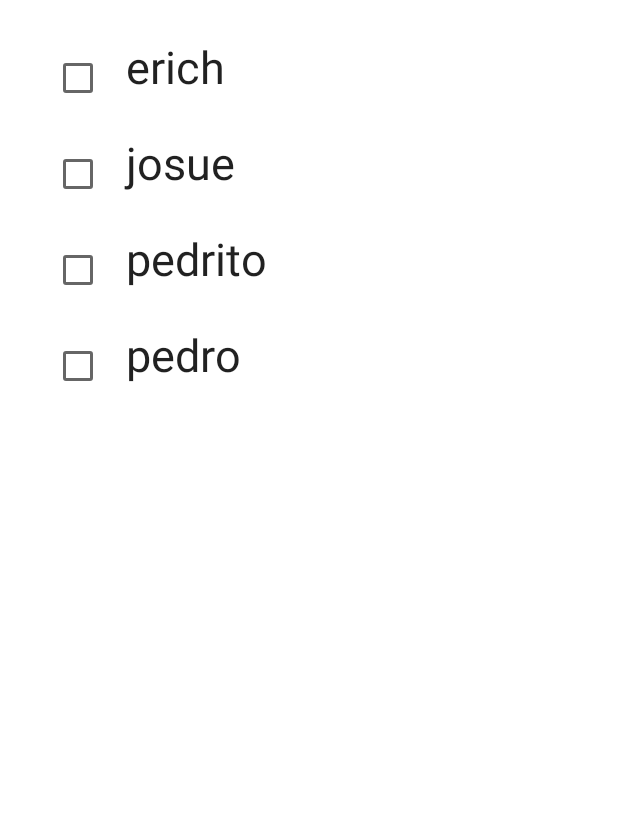
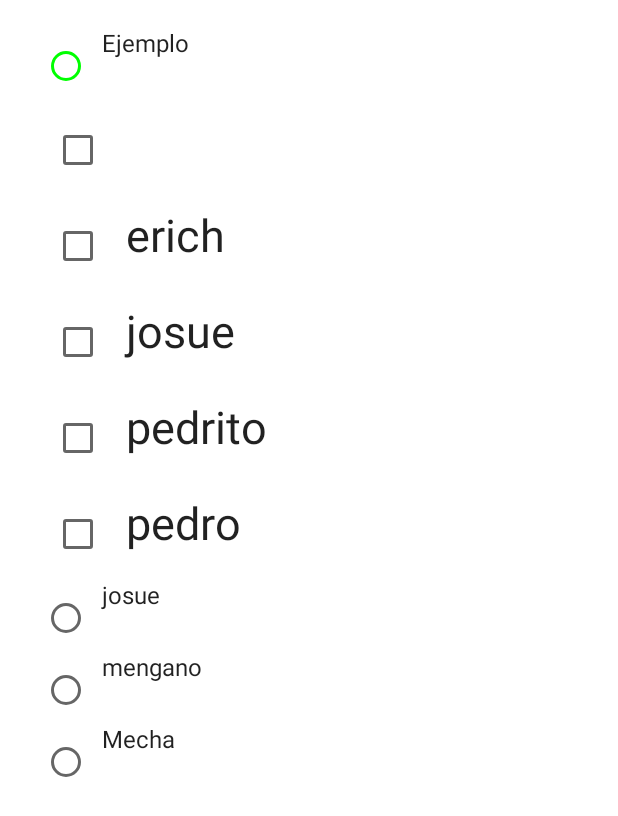
Before and after one commit to ErichSchnell/udemyKotlinComponentsCatalog, an Android app built with Jetpack Compose: the screen it shows after launch (MainActivity), on a phone screen of 412 x 824 dp. Shown: the top 816 px of the screen. Run offline under Robolectric (Android 15) with nearby library versions, the phone set to English and light mode, and no system bars.

Commit message:
RadioButton
Se hizo algunas estructuras simples y otras mas pro para hacer listados

estas formas "pro" se llaman "State hoisting" y usamos kotlin
esto se aplica tanto para CheckBox ocmo RadioButtons

```diff
--- a/app/src/main/java/com/example/jetpackcomponentscatalog/MainActivity.kt
+++ b/app/src/main/java/com/example/jetpackcomponentscatalog/MainActivity.kt
@@ -23,6 +23,7 @@ import androidx.compose.ui.graphics.vector.ImageVector
 import androidx.compose.ui.layout.ContentScale
 import androidx.compose.ui.modifier.modifierLocalConsumer
 import androidx.compose.ui.res.painterResource
+import androidx.compose.ui.state.ToggleableState
 import androidx.compose.ui.text.TextStyle
 import androidx.compose.ui.text.font.FontFamily
 import androidx.compose.ui.text.font.FontWeight
@@ -31,6 +32,7 @@ import androidx.compose.ui.tooling.preview.Preview
 import androidx.compose.ui.unit.dp
 import androidx.compose.ui.unit.sp
 import com.example.jetpackcomponentscatalog.ui.theme.CheckInfo
+import com.example.jetpackcomponentscatalog.ui.theme.CheckRadioButton
 import com.example.jetpackcomponentscatalog.ui.theme.JetpackComponentsCatalogTheme
 
 class MainActivity : ComponentActivity() {
@@ -43,18 +45,41 @@ class MainActivity : ComponentActivity() {
                     modifier = Modifier.fillMaxSize(), color = MaterialTheme.colors.background
                 ) {
                     val myOptions = getListBox(listOf("erich","josue","pedrito"))
-                    Column(Modifier.fillMaxSize().padding(20.dp)) {
+                    val myOptionsRadioButton = getListRadioButton(listOf("josue","mengano","Mecha"))
+
+                    Column(
+                        Modifier
+                            .fillMaxSize()
+                            .padding(20.dp)) {
+
+                        MyRadioButton()
+                        MyTriStateCheckBoxList()
+
 
                         myOptions.forEach {
                             MyCheckBoxList(it)
                         }
-
                         MyCheckBoxWithText("pedro")
 
+                        myOptionsRadioButton.forEach {
+                            MyRadioButtonList(checkRadioButton = it)
+                        }
                     }
                 }
             }
         }
+    }
+}
+
+@Composable
+fun getListRadioButton(titles:List<String>):List<CheckRadioButton> {
+    var status by rememberSaveable { mutableStateOf("") }
+    return titles.map {
+        CheckRadioButton(
+            title = it,
+            selected = status == it,
+            onCheckedChange = { status = it }
+        )
     }
 }
 
@@ -79,7 +104,47 @@ fun DefaultPreview() {
     }
 }
 
+@Composable
+fun MyRadioButtonList(checkRadioButton: CheckRadioButton){
+    Row() {
+        RadioButton(selected = checkRadioButton.selected, onClick = {checkRadioButton.onCheckedChange(checkRadioButton.title) } )
+        Text(text = "${checkRadioButton.title}")
+    }
+}
+@Composable
+fun MyRadioButton(){
+    var state by rememberSaveable{ mutableStateOf(false) }
+    Row(Modifier.fillMaxWidth()) {
+        RadioButton(
+            selected = state,
+            enabled = true,
+            onClick = {  state = ! state},
+            colors = RadioButtonDefaults.colors(
+                selectedColor = Color.Red,
+                unselectedColor = Color.Green,
+                disabledColor = Color.Blue
+            )
+        )
+        Text(text = "Ejemplo")
+    }
+}
 
+@Composable
+fun  MyTriStateCheckBoxList(){//checkInfo:CheckInfo
+    var state by rememberSaveable{ mutableStateOf(ToggleableState.Off) }
+
+    TriStateCheckbox(
+        modifier = Modifier.padding(8.dp),
+        state = state,
+        onClick = {
+            state = when(state){
+                ToggleableState.On -> ToggleableState.Off
+                ToggleableState.Off -> ToggleableState.Indeterminate
+                ToggleableState.Indeterminate -> ToggleableState.On
+            }
+        }
+    )
+}
 
 @Composable
 fun  MyCheckBoxList(checkInfo:CheckInfo){
--- a/app/src/main/java/com/example/jetpackcomponentscatalog/ui/theme/CheckInfo.kt
+++ b/app/src/main/java/com/example/jetpackcomponentscatalog/ui/theme/CheckInfo.kt
@@ -1,3 +1,4 @@
 package com.example.jetpackcomponentscatalog.ui.theme
 
 data class CheckInfo(val title:String, var selected:Boolean = false, var onCheckedChange:(Boolean) -> Unit)
+data class CheckRadioButton(val title:String, var selected:Boolean = false, var onCheckedChange:(String) -> Unit)
```
